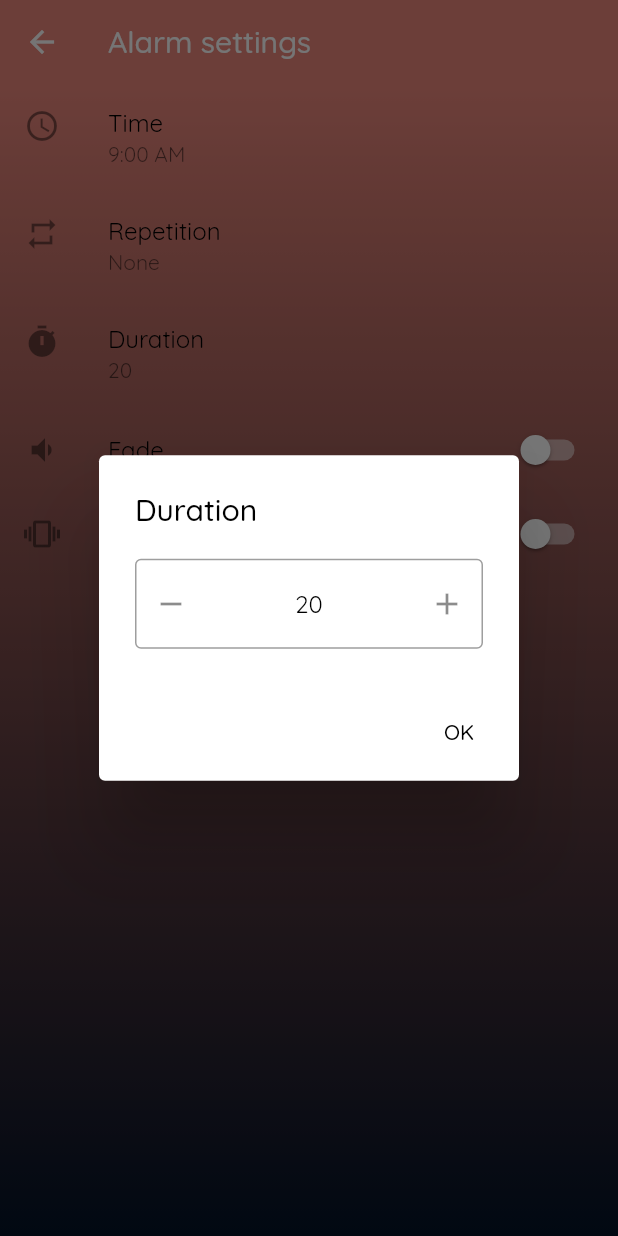
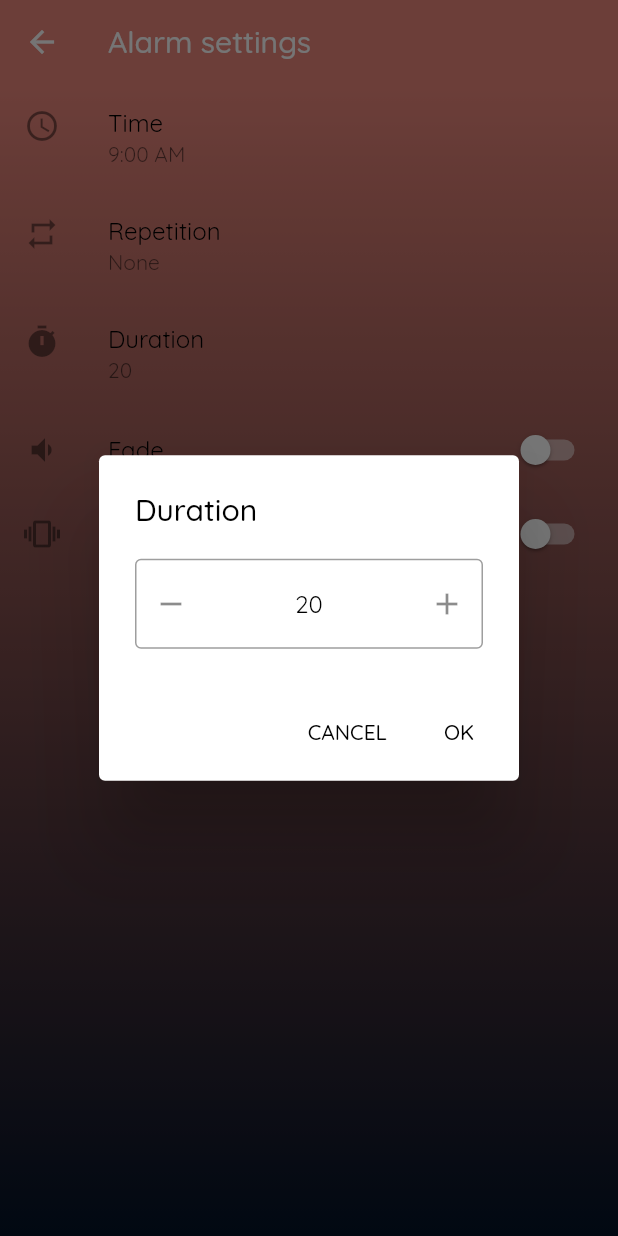
Before and after one commit to OraneOrveillon/grododo, a Flutter app: the AlarmSettingsPage screen opened directly, after a tap on "Duration", on a phone screen of 412 x 824 dp. Run offline on Flutter 3.47's test engine with Material 2 defaults, Android fonts, the phone set to English and light mode, and no system bars; drawn by our look-alikes of flutter_spinbox; our stand-ins replace google_fonts.

Commit message:
Alarms interface (settings) 🚧

```diff
--- a/lib/view/pages/alarm_settings_page.dart
+++ b/lib/view/pages/alarm_settings_page.dart
@@ -19,18 +19,20 @@ class AlarmSettingsPage extends StatelessWidget {
         child: Consumer<AlarmModel>(
           builder: (context, alarmModel, child) => Column(
             children: [
-              ListTile(
-                title: const Text('Time'),
-                subtitle: Text(alarmModel.alarm.time.format(context)),
+              _buildSetting(
+                context: context,
+                title: 'Time',
+                subtitle: alarmModel.alarm.time.format(context),
                 leading: const Icon(Icons.access_time_outlined),
                 onTap: () => _selectTime(
                   context: context,
                   alarmModel: alarmModel,
                 ),
               ),
-              ListTile(
-                title: const Text('Repetition'),
-                subtitle: Text(alarmModel.alarm.repetition.toString()),
+              _buildSetting(
+                context: context,
+                title: 'Repetition',
+                subtitle: '${alarmModel.alarm.repetition}',
                 leading: const Icon(Icons.repeat),
                 onTap: () => showDialog(
                   context: context,
@@ -42,9 +44,10 @@ class AlarmSettingsPage extends StatelessWidget {
                   ),
                 ),
               ),
-              ListTile(
-                title: const Text('Duration'),
-                subtitle: Text('${alarmModel.alarm.duration}'),
+              _buildSetting(
+                context: context,
+                title: 'Duration',
+                subtitle: '${alarmModel.alarm.duration}',
                 leading: const Icon(Icons.timer),
                 onTap: () => showDialog(
                   context: context,
@@ -54,16 +57,18 @@ class AlarmSettingsPage extends StatelessWidget {
                   ),
                 ),
               ),
-              ListTile(
-                title: const Text('Fade'),
+              _buildSetting(
+                context: context,
+                title: 'Fade',
                 leading: const Icon(Icons.volume_down),
                 trailing: Switch(
                   value: alarmModel.alarm.fade,
                   onChanged: (value) => alarmModel.updateFade(value),
                 ),
               ),
-              ListTile(
-                title: const Text('Vibrator'),
+              _buildSetting(
+                context: context,
+                title: 'Vibrator',
                 leading: const Icon(Icons.vibration),
                 trailing: Switch(
                   value: alarmModel.alarm.vibrator,
@@ -77,7 +82,24 @@ class AlarmSettingsPage extends StatelessWidget {
     );
   }
 
-  _selectTime({required BuildContext context, required AlarmModel alarmModel}) async {
+  Widget _buildSetting({
+    required BuildContext context,
+    required String title,
+    String? subtitle,
+    required Widget leading,
+    Widget? trailing,
+    Function()? onTap,
+  }) {
+    return ListTile(
+      title: Text(title),
+      subtitle: subtitle != null ? Text(subtitle) : null,
+      leading: leading,
+      trailing: trailing,
+      onTap: onTap,
+    );
+  }
+
+  void _selectTime({required BuildContext context, required AlarmModel alarmModel}) async {
     final TimeOfDay? newTime = await showTimePicker(
       context: context,
       initialTime: alarmModel.alarm.time,
@@ -98,89 +120,68 @@ class AlarmSettingsPage extends StatelessWidget {
             mainAxisSize: MainAxisSize.min,
             crossAxisAlignment: CrossAxisAlignment.start,
             children: [
-              Row(
-                children: [
-                  Checkbox(
+              _buildRepetitionDay(
+                context: context,
                 value: repetition.monday,
+                day: 'Monday',
                 onChanged: (value) {
                   repetition.monday = value!;
                   alarmModel.updateRepetition(repetition);
                 },
               ),
-                  const Text('Monday'),
-                ],
-              ),
-              Row(
-                children: [
-                  Checkbox(
+              _buildRepetitionDay(
+                context: context,
                 value: repetition.tuesday,
+                day: 'Tuesday',
                 onChanged: (value) {
                   repetition.tuesday = value!;
                   alarmModel.updateRepetition(repetition);
                 },
               ),
-                  const Text('Tuesday'),
-                ],
-              ),
-              Row(
-                children: [
-                  Checkbox(
+              _buildRepetitionDay(
+                context: context,
                 value: repetition.wednesday,
+                day: 'Wednesday',
                 onChanged: (value) {
                   repetition.wednesday = value!;
                   alarmModel.updateRepetition(repetition);
                 },
               ),
-                  const Text('Wednesday'),
-                ],
-              ),
-              Row(
-                children: [
-                  Checkbox(
+              _buildRepetitionDay(
+                context: context,
                 value: repetition.thursday,
+                day: 'Thursday',
                 onChanged: (value) {
                   repetition.thursday = value!;
                   alarmModel.updateRepetition(repetition);
                 },
               ),
-                  const Text('Thursday'),
-                ],
-              ),
-              Row(
-                children: [
-                  Checkbox(
+              _buildRepetitionDay(
+                context: context,
                 value: repetition.friday,
+                day: 'Friday',
                 onChanged: (value) {
                   repetition.friday = value!;
                   alarmModel.updateRepetition(repetition);
                 },
               ),
-                  const Text('Friday'),
-                ],
-              ),
-              Row(
-                children: [
-                  Checkbox(
+              _buildRepetitionDay(
+                context: context,
                 value: repetition.saturday,
+                day: 'Saturday',
                 onChanged: (value) {
                   repetition.saturday = value!;
                   alarmModel.updateRepetition(repetition);
                 },
               ),
-                  const Text('Saturday'),
-                ],
-              ),
-              Row(
-                children: [
-                  Checkbox(
+              _buildRepetitionDay(
+                context: context,
                 value: repetition.sunday,
+                day: 'Sunday',
                 onChanged: (value) {
                   repetition.sunday = value!;
                   alarmModel.updateRepetition(repetition);
                 },
-                  ),
-                  const Text('Sunday'),
-                ],
               ),
             ],
           ),
@@ -208,6 +209,23 @@ class AlarmSettingsPage extends StatelessWidget {
     );
   }
 
+  Widget _buildRepetitionDay({
+    required BuildContext context,
+    required bool value,
+    required String day,
+    required Function(bool?) onChanged,
+  }) {
+    return Row(
+      children: [
+        Checkbox(
+          value: value,
+          onChanged: onChanged,
+        ),
+        Text(day),
+      ],
+    );
+  }
+
   Widget _selectDuration({required BuildContext context}) {
     return Consumer<AlarmModel>(
       builder: (context, alarmModel, child) {
@@ -222,6 +240,13 @@ class AlarmSettingsPage extends StatelessWidget {
             onChanged: (newValue) => value = newValue,
           ),
           actions: [
+            TextButton(
+              onPressed: () => Navigator.pop(context),
+              child: const Text(
+                'CANCEL',
+                style: TextStyle(color: Colors.black),
+              ),
+            ),
             TextButton(
               onPressed: () {
                 alarmModel.updateDuration(value.toInt());
```
Lines whose indentation alone changed are shown as unchanged.
